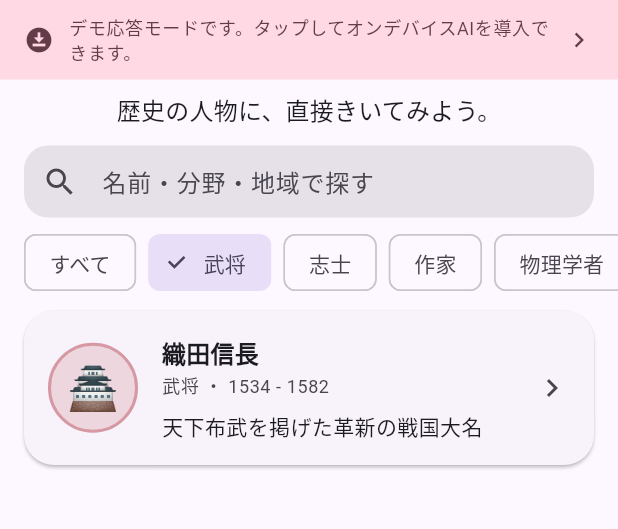
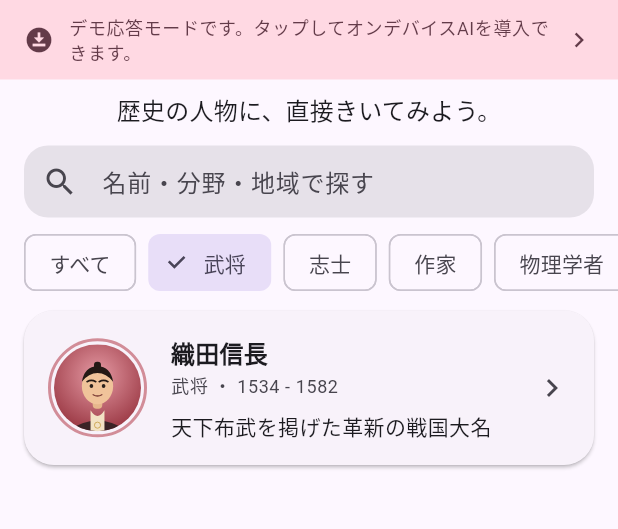
Before and after one commit to mameogalaxy/sukuwatto, a Flutter app: the screen it shows after launch, after a tap on "武将", on a phone screen of 412 x 824 dp, the part 84-613 px from its top. Run offline on Flutter 3.47's test engine with Material 3 defaults, Android fonts, the phone set to English and light mode, and no system bars; our stand-ins replace flutter_svg, shared_preferences; missing offline and left inert: flutter_gemma.

Commit message:
人物のオリジナル肖像と「話している」チャットUIを追加
- 6人分のオリジナル肖像（自作SVG）を追加（写真・既存絵画を複製しない非写実イラスト）
- FigurePortrait ウィジェット：円形肖像＋応答中の脈動アニメで発話を表現
- 一覧カード/詳細/チャットの吹き出し・ヘッダーに肖像を反映
- チャットヘッダーに「◯◯が話しています…」表示
- flutter_svg を追加、About に肖像の説明を追記

https://claude.ai/code/session_01XL7dRdHwCCSRrN8roazUHM

```diff
--- a/lib/src/data/figures_repository.dart
+++ b/lib/src/data/figures_repository.dart
@@ -41,6 +41,7 @@ const String _commonGuidance = '''
 final List<HistoricalFigure> _figures = [
   HistoricalFigure(
     id: 'oda_nobunaga',
+    portraitAsset: 'assets/figures/oda_nobunaga.svg',
     name: '織田信長',
     reading: 'おだ のぶなが',
     emoji: '🏯',
@@ -68,6 +69,7 @@ $_commonGuidance
   ),
   HistoricalFigure(
     id: 'sakamoto_ryoma',
+    portraitAsset: 'assets/figures/sakamoto_ryoma.svg',
     name: '坂本龍馬',
     reading: 'さかもと りょうま',
     emoji: '⚓',
@@ -95,6 +97,7 @@ $_commonGuidance
   ),
   HistoricalFigure(
     id: 'murasaki_shikibu',
+    portraitAsset: 'assets/figures/murasaki_shikibu.svg',
     name: '紫式部',
     reading: 'むらさき しきぶ',
     emoji: '🖋️',
@@ -122,6 +125,7 @@ $_commonGuidance
   ),
   HistoricalFigure(
     id: 'einstein',
+    portraitAsset: 'assets/figures/einstein.svg',
     name: 'アルベルト・アインシュタイン',
     reading: 'Albert Einstein',
     emoji: '🧠',
@@ -150,6 +154,7 @@ $_commonGuidance
   ),
   HistoricalFigure(
     id: 'cleopatra',
+    portraitAsset: 'assets/figures/cleopatra.svg',
     name: 'クレオパトラ7世',
     reading: 'Cleopatra VII',
     emoji: '👑',
@@ -178,6 +183,7 @@ $_commonGuidance
   ),
   HistoricalFigure(
     id: 'leonardo',
+    portraitAsset: 'assets/figures/leonardo.svg',
     name: 'レオナルド・ダ・ヴィンチ',
     reading: 'Leonardo da Vinci',
     emoji: '🎨',
--- a/lib/src/models/historical_figure.dart
+++ b/lib/src/models/historical_figure.dart
@@ -11,6 +11,7 @@ class HistoricalFigure {
     required this.name,
     required this.reading,
     required this.emoji,
+    this.portraitAsset,
     required this.field,
     required this.region,
     required this.birthYear,
@@ -31,8 +32,14 @@ class HistoricalFigure {
   /// 読み仮名（例: おだ のぶなが）。
   final String reading;
 
-  /// アバターとして使う絵文字。画像アセットを持たずに軽量化するための簡易表現。
+  /// アバターとして使う絵文字。肖像が無い場合のフォールバック。
   final String emoji;
+
+  /// 人物のオリジナル肖像（自作 SVG）のアセットパス。null の場合は [emoji] を使う。
+  ///
+  /// 写真や既存の肖像画を複製せず、その人物・時代を象徴する非写実のイラストとして
+  /// 用意している（肖像権・著作権に配慮）。
+  final String? portraitAsset;
 
   /// 主な分野（例: 武将 / 物理学者）。
   final String field;
--- a/lib/src/screens/about_screen.dart
+++ b/lib/src/screens/about_screen.dart
@@ -37,6 +37,12 @@ class AboutScreen extends StatelessWidget {
             title: '学びのために',
             body: '人物は史実・通説に基づいて答えます。授業の予習復習や、'
                 '歴史への興味のきっかけづくりに。',
+          ),
+          _Feature(
+            icon: Icons.brush_outlined,
+            title: '肖像について',
+            body: '人物の肖像は、写真や既存の絵画を複製せず、その人物・時代を象徴する'
+                'オリジナルのイラストとして描き起こしています（実際の容姿とは異なります）。',
           ),
           _Feature(
             icon: Icons.info_outline,
--- a/lib/src/widgets/figure_card.dart
+++ b/lib/src/widgets/figure_card.dart
@@ -1,6 +1,7 @@
 import 'package:flutter/material.dart';
 
 import '../models/historical_figure.dart';
+import 'figure_portrait.dart';
 
 /// ホーム画面の人物一覧で使うカード。
 class FigureCard extends StatelessWidget {
@@ -16,7 +17,6 @@ class FigureCard extends StatelessWidget {
   @override
   Widget build(BuildContext context) {
     final theme = Theme.of(context);
-    final accent = figure.accentColor;
 
     return Card(
       margin: const EdgeInsets.symmetric(vertical: 6, horizontal: 4),
@@ -28,7 +28,7 @@ class FigureCard extends StatelessWidget {
           padding: const EdgeInsets.all(16),
           child: Row(
             children: [
-              _Avatar(emoji: figure.emoji, color: accent),
+              FigurePortrait(figure: figure, size: 58),
               const SizedBox(width: 16),
               Expanded(
                 child: Column(
@@ -66,25 +66,3 @@ class FigureCard extends StatelessWidget {
     );
   }
 }
-
-class _Avatar extends StatelessWidget {
-  const _Avatar({required this.emoji, required this.color});
-
-  final String emoji;
-  final Color color;
-
-  @override
-  Widget build(BuildContext context) {
-    return Container(
-      width: 60,
-      height: 60,
-      decoration: BoxDecoration(
-        color: color.withValues(alpha: 0.15),
-        shape: BoxShape.circle,
-        border: Border.all(color: color.withValues(alpha: 0.4), width: 2),
-      ),
-      alignment: Alignment.center,
-      child: Text(emoji, style: const TextStyle(fontSize: 28)),
-    );
-  }
-}
--- /dev/null
+++ b/lib/src/widgets/figure_portrait.dart
@@ -0,0 +1,138 @@
+import 'package:flutter/material.dart';
+import 'package:flutter_svg/flutter_svg.dart';
+
+import '../models/historical_figure.dart';
+
+/// 人物のオリジナル肖像を円形で表示するアバター。
+///
+/// [speaking] が true のとき、外周がやさしく脈打ち「その人物が話している」演出になる。
+/// 肖像（SVG）が無い人物は絵文字にフォールバックする。
+class FigurePortrait extends StatefulWidget {
+  const FigurePortrait({
+    super.key,
+    required this.figure,
+    this.size = 56,
+    this.speaking = false,
+    this.showRing = true,
+  });
+
+  final HistoricalFigure figure;
+  final double size;
+
+  /// 応答生成中（話している）かどうか。
+  final bool speaking;
+
+  /// アクセント色のリングを表示するか。
+  final bool showRing;
+
+  @override
+  State<FigurePortrait> createState() => _FigurePortraitState();
+}
+
+class _FigurePortraitState extends State<FigurePortrait>
+    with SingleTickerProviderStateMixin {
+  late final AnimationController _controller = AnimationController(
+    vsync: this,
+    duration: const Duration(milliseconds: 1200),
+  );
+
+  @override
+  void initState() {
+    super.initState();
+    if (widget.speaking) _controller.repeat(reverse: true);
+  }
+
+  @override
+  void didUpdateWidget(covariant FigurePortrait oldWidget) {
+    super.didUpdateWidget(oldWidget);
+    if (widget.speaking && !_controller.isAnimating) {
+      _controller.repeat(reverse: true);
+    } else if (!widget.speaking && _controller.isAnimating) {
+      _controller.stop();
+      _controller.value = 0;
+    }
+  }
+
+  @override
+  void dispose() {
+    _controller.dispose();
+    super.dispose();
+  }
+
+  @override
+  Widget build(BuildContext context) {
+    final accent = widget.figure.accentColor;
+    final size = widget.size;
+
+    final portrait = ClipOval(
+      child: SizedBox(
+        width: size,
+        height: size,
+        child: widget.figure.portraitAsset != null
+            ? SvgPicture.asset(
+                widget.figure.portraitAsset!,
+                fit: BoxFit.cover,
+                placeholderBuilder: (_) => _EmojiFallback(
+                    emoji: widget.figure.emoji, color: accent, size: size),
+              )
+            : _EmojiFallback(
+                emoji: widget.figure.emoji, color: accent, size: size),
+      ),
+    );
+
+    return AnimatedBuilder(
+      animation: _controller,
+      builder: (context, child) {
+        final t = _controller.value;
+        return Container(
+          width: size + 8,
+          height: size + 8,
+          alignment: Alignment.center,
+          decoration: widget.showRing
+              ? BoxDecoration(
+                  shape: BoxShape.circle,
+                  border: Border.all(
+                    color: accent.withValues(alpha: 0.55),
+                    width: 2,
+                  ),
+                  boxShadow: widget.speaking
+                      ? [
+                          BoxShadow(
+                            color: accent.withValues(alpha: 0.25 + 0.35 * t),
+                            blurRadius: 6 + 12 * t,
+                            spreadRadius: 1 + 3 * t,
+                          ),
+                        ]
+                      : null,
+                )
+              : null,
+          child: child,
+        );
+      },
+      child: portrait,
+    );
+  }
+}
+
+class _EmojiFallback extends StatelessWidget {
+  const _EmojiFallback({
+    required this.emoji,
+    required this.color,
+    required this.size,
+  });
+
+  final String emoji;
+  final Color color;
+  final double size;
+
+  @override
+  Widget build(BuildContext context) {
+    return Container(
+      width: size,
+      height: size,
+      color: color.withValues(alpha: 0.15),
+      alignment: Alignment.center,
+      child: Text(emoji, style: TextStyle(fontSize: size * 0.5)),
+    );
+  }
+}
--- a/pubspec.yaml
+++ b/pubspec.yaml
@@ -22,6 +22,9 @@ dependencies:
   # 状態管理
   provider: ^6.1.2
 
+  # 人物のオリジナル肖像（自作ベクター画像）の描画
+  flutter_svg: ^2.0.10+1
+
   # 設定・導入済みモデルの記憶
   shared_preferences: ^2.3.2
 
```
Also changed, not shown: lib/src/screens/chat_screen.dart (+23 -9 lines), lib/src/screens/figure_detail_screen.dart (+2 -12 lines), lib/src/widgets/chat_bubble.dart (+7 -23 lines), assets/figures/cleopatra.svg (added), assets/figures/einstein.svg (added), assets/figures/leonardo.svg (added), assets/figures/murasaki_shikibu.svg (added), assets/figures/oda_nobunaga.svg (added), assets/figures/sakamoto_ryoma.svg (added).
